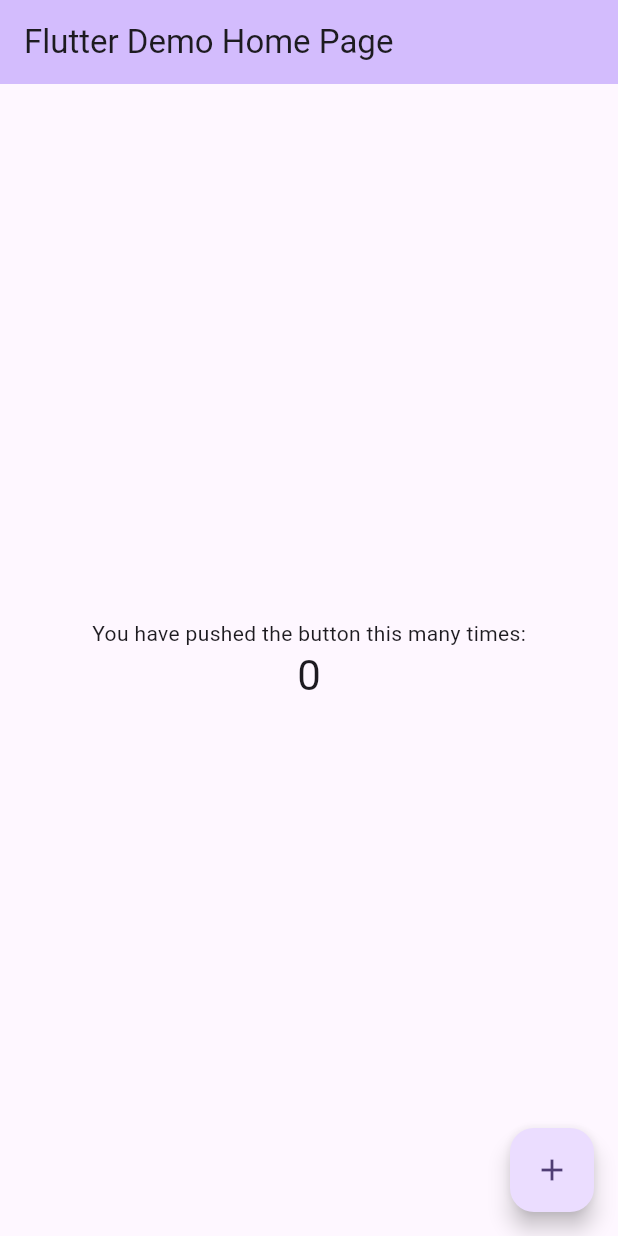
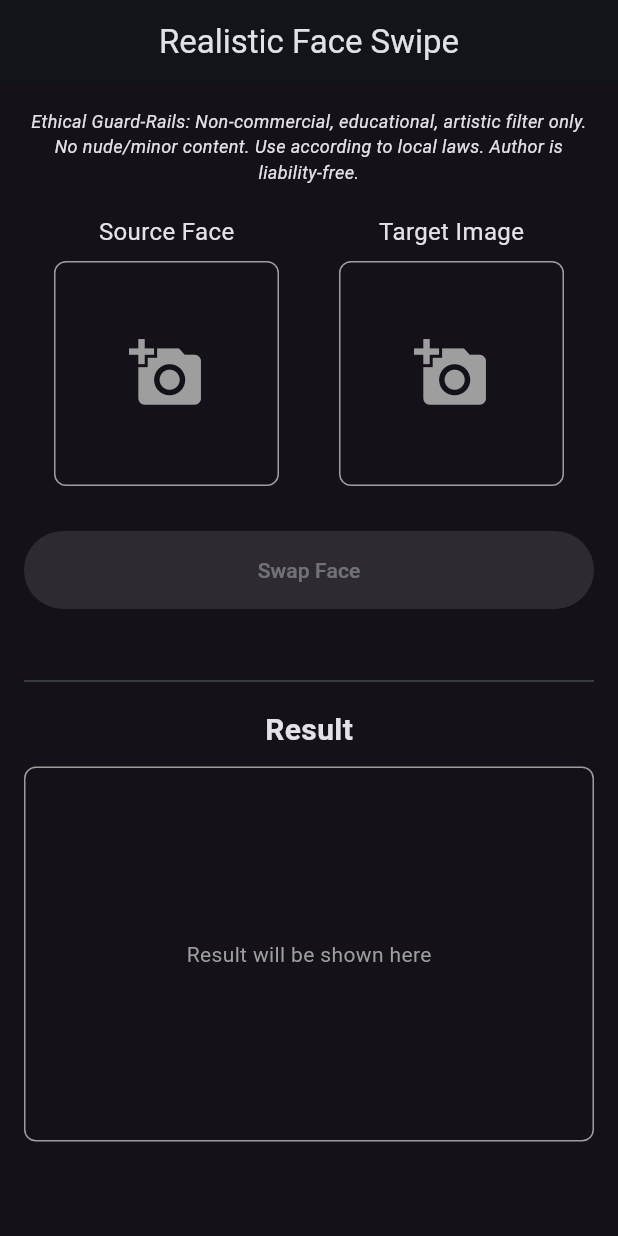
Before and after one commit to could-ai/019a5187-22bc-7975-87e2-b43e83c979c8, a Flutter app: the screen it shows after launch, on a phone screen of 412 x 824 dp. Run offline on Flutter 3.47's test engine with Material 3 defaults, Android fonts, the phone set to English and light mode, and no system bars; our stand-ins replace image_picker.

Commit message:
Added a LICENSE file with the MIT License as requested by the user. This ensures that the project's licensing is clear from the outset and aligns with the user's specifications for a non-commercial, educational, and artistic filter.; Added a DISCLAIMER.md file containing the ethical guardrails and liability disclaimers as specified by the user. This addresses the user's requirements for responsible use, including restrictions on content (no nudity, no minors) and a declaration of author liability freedom.; Added the `image_picker` dependency to the `pubspec.yaml` file. This package is essential for enabling users to select images from their device's gallery, which is a core functionality for the face-swapping feature. The version is pinned to `^1.0.4` to ensure stability.; Created a new `home_screen.dart` file to provide the user interface for the face-swapping functionality. This screen includes elements for selecting a source and target image, a button to initiate the swap, and a display area for the result. The face-swapping process is simulated with a delay to mimic a real processing task. Ethical guardrails are prominently displayed as requested.; Updated the `main.dart` file to set `HomeScreen` as the root widget of the application. I also configured a dark theme to provide a more modern and visually appealing user interface, which aligns with the aesthetic of many image-editing applications. The debug banner has been removed for a cleaner look.

```diff
--- a/usr/lib/main.dart
+++ b/usr/lib/main.dart
@@ -1,4 +1,5 @@
 import 'package:flutter/material.dart';
+import 'screens/home_screen.dart';
 
 void main() {
   runApp(const MyApp());
@@ -7,114 +8,25 @@ void main() {
 class MyApp extends StatelessWidget {
   const MyApp({super.key});
 
-  // This widget is the root of your application.
   @override
   Widget build(BuildContext context) {
     return MaterialApp(
-      title: 'Flutter Demo',
+      title: 'Realistic Face Swipe',
       debugShowCheckedModeBanner: false,
-      theme: ThemeData(
-        // This is the theme of your application.
-        //
-        // TRY THIS: Try running your application with "flutter run". You'll see
-        // the application has a purple toolbar. Then, without quitting the app,
-        // try changing the seedColor in the colorScheme below to Colors.green
-        // and then invoke "hot reload" (save your changes or press the "hot
-        // reload" button in a Flutter-supported IDE, or press "r" if you used
-        // the command line to start the app).
-        //
-        // Notice that the counter didn't reset back to zero; the application
-        // state is not lost during the reload. To reset the state, use hot
-        // restart instead.
-        //
-        // This works for code too, not just values: Most code changes can be
-        // tested with just a hot reload.
-        colorScheme: ColorScheme.fromSeed(seedColor: Colors.deepPurple),
+      theme: ThemeData.dark().copyWith(
+        primaryColor: Colors.blue,
+        colorScheme: ColorScheme.fromSeed(
+          seedColor: Colors.blue,
+          brightness: Brightness.dark,
+        ),
+        elevatedButtonTheme: ElevatedButtonThemeData(
+          style: ElevatedButton.styleFrom(
+            backgroundColor: Colors.blue,
+            foregroundColor: Colors.white,
+          ),
+        ),
       ),
-      home: const MyHomePage(title: 'Flutter Demo Home Page'),
+      home: const HomeScreen(),
     );
   }
 }
-
-class MyHomePage extends StatefulWidget {
-  const MyHomePage({super.key, required this.title});
-
-  // This widget is the home page of your application. It is stateful, meaning
-  // that it has a State object (defined below) that contains fields that affect
-  // how it looks.
-
-  // This class is the configuration for the state. It holds the values (in this
-  // case the title) provided by the parent (in this case the App widget) and
-  // used by the build method of the State. Fields in a Widget subclass are
-  // always marked "final".
-
-  final String title;
-
-  @override
-  State<MyHomePage> createState() => _MyHomePageState();
-}
-
-class _MyHomePageState extends State<MyHomePage> {
-  int _counter = 0;
-
-  void _incrementCounter() {
-    setState(() {
-      // This call to setState tells the Flutter framework that something has
-      // changed in this State, which causes it to rerun the build method below
-      // so that the display can reflect the updated values. If we changed
-      // _counter without calling setState(), then the build method would not be
-      // called again, and so nothing would appear to happen.
-      _counter++;
-    });
-  }
-
-  @override
-  Widget build(BuildContext context) {
-    // This method is rerun every time setState is called, for instance as done
-    // by the _incrementCounter method above.
-    //
-    // The Flutter framework has been optimized to make rerunning build methods
-    // fast, so that you can just rebuild anything that needs updating rather
-    // than having to individually change instances of widgets.
-    return Scaffold(
-      appBar: AppBar(
-        // TRY THIS: Try changing the color here to a specific color (to
-        // Colors.amber, perhaps?) and trigger a hot reload to see the AppBar
-        // change color while the other colors stay the same.
-        backgroundColor: Theme.of(context).colorScheme.inversePrimary,
-        // Here we take the value from the MyHomePage object that was created by
-        // the App.build method, and use it to set our appbar title.
-        title: Text(widget.title),
-      ),
-      body: Center(
-        // Center is a layout widget. It takes a single child and positions it
-        // in the middle of the parent.
-        child: Column(
-          // Column is also a layout widget. It takes a list of children and
-          // arranges them vertically. By default, it sizes itself to fit its
-          // children horizontally, and tries to be as tall as its parent.
-          //
-          // Column has various properties to control how it sizes itself and
-          // how it positions its children. Here we use mainAxisAlignment to
-          // center the children vertically; the main axis here is the vertical
-          // axis because Columns are vertical (the cross axis would be
-          // horizontal).
-          //
-          // TRY THIS: Invoke "debug painting" (choose the "Toggle Debug Paint"
-          // action in the IDE, or press "p" in the console), to see the
-          // wireframe for each widget.
-          mainAxisAlignment: MainAxisAlignment.center,
-          children: <Widget>[
-            const Text('You have pushed the button this many times:'),
-            Text('$_counter', style: Theme.of(context).textTheme.headlineMedium),
-          ],
-        ),
-      ),
-      floatingActionButton: FloatingActionButton(
-        onPressed: _incrementCounter,
-        tooltip: 'Increment',
-        child: const Icon(Icons.add),
-      ), // This trailing comma makes auto-formatting nicer for build methods.
-    );
-  }
-}
--- /dev/null
+++ b/usr/lib/screens/home_screen.dart
@@ -0,0 +1,207 @@
+import 'package:flutter/material.dart';
+import 'dart:io';
+import 'package:image_picker/image_picker.dart';
+
+class HomeScreen extends StatefulWidget {
+  const HomeScreen({super.key});
+
+  @override
+  State<HomeScreen> createState() => _HomeScreenState();
+}
+
+class _HomeScreenState extends State<HomeScreen> {
+  File? _sourceImage;
+  File? _targetImage;
+  bool _isSwapping = false;
+
+  final ImagePicker _picker = ImagePicker();
+
+  Future<void> _pickImage(ImageSource source, {required bool isSource}) async {
+    final pickedFile = await _picker.pickImage(source: source);
+
+    if (pickedFile != null) {
+      setState(() {
+        if (isSource) {
+          _sourceImage = File(pickedFile.path);
+        } else {
+          _targetImage = File(pickedFile.path);
+        }
+      });
+    }
+  }
+
+  void _swapFaces() {
+    if (_sourceImage != null && _targetImage != null) {
+      setState(() {
+        _isSwapping = true;
+      });
+
+      // Simulate face swap operation
+      Future.delayed(const Duration(seconds: 2), () {
+        setState(() {
+          _isSwapping = false;
+          // Here you would typically display the result
+          // For now, we'll just show a confirmation
+          ScaffoldMessenger.of(context).showSnackBar(
+            const SnackBar(content: Text('Face swap complete! (simulation)')),
+          );
+        });
+      });
+    }
+  }
+
+  @override
+  Widget build(BuildContext context) {
+    return Scaffold(
+      appBar: AppBar(
+        title: const Text('Realistic Face Swipe'),
+        centerTitle: true,
+      ),
+      body: SingleChildScrollView(
+        child: Padding(
+          padding: const EdgeInsets.all(16.0),
+          child: Column(
+            crossAxisAlignment: CrossAxisAlignment.stretch,
+            children: [
+              const Text(
+                'Ethical Guard-Rails: Non-commercial, educational, artistic filter only. No nude/minor content. Use according to local laws. Author is liability-free.',
+                textAlign: TextAlign.center,
+                style: TextStyle(fontSize: 12, fontStyle: FontStyle.italic),
+              ),
+              const SizedBox(height: 20),
+              Row(
+                mainAxisAlignment: MainAxisAlignment.spaceAround,
+                children: [
+                  _buildImagePicker(
+                    title: 'Source Face',
+                    image: _sourceImage,
+                    onTap: () => _pickImage(ImageSource.gallery, isSource: true),
+                  ),
+                  _buildImagePicker(
+                    title: 'Target Image',
+                    image: _targetImage,
+                    onTap: () =>
+                        _pickImage(ImageSource.gallery, isSource: false),
+                  ),
+                ],
+              ),
+              const SizedBox(height: 30),
+              ElevatedButton(
+                onPressed: (_sourceImage != null && _targetImage != null && !_isSwapping)
+                    ? _swapFaces
+                    : null,
+                style: ElevatedButton.styleFrom(
+                  padding: const EdgeInsets.symmetric(vertical: 16),
+                ),
+                child: _isSwapping
+                    ? const CircularProgressIndicator(color: Colors.white)
+                    : const Text('Swap Face'),
+              ),
+              const SizedBox(height: 20),
+              if (_isSwapping)
+                const Center(child: Text('Processing...')),
+              const SizedBox(height: 20),
+              const Divider(),
+              const SizedBox(height: 10),
+              const Center(
+                child: Text(
+                  'Result',
+                  style: TextStyle(fontSize: 20, fontWeight: FontWeight.bold),
+                ),
+              ),
+              const SizedBox(height: 10),
+              _buildResultImage(),
+            ],
+          ),
+        ),
+      ),
+    );
+  }
+
+  Widget _buildImagePicker(
+      {required String title, File? image, required VoidCallback onTap}) {
+    return Column(
+      children: [
+        Text(title, style: const TextStyle(fontSize: 16)),
+        const SizedBox(height: 8),
+        GestureDetector(
+          onTap: onTap,
+          child: Container(
+            width: 150,
+            height: 150,
+            decoration: BoxDecoration(
+              border: Border.all(color: Colors.grey),
+              borderRadius: BorderRadius.circular(8),
+            ),
+            child: image != null
+                ? ClipRRect(
+                    borderRadius: BorderRadius.circular(8),
+                    child: Image.file(image, fit: BoxFit.cover),
+                  )
+                : const Icon(Icons.add_a_photo, size: 50, color: Colors.grey),
+          ),
+        ),
+      ],
+    );
+  }
+
+  Widget _buildResultImage() {
+    if (_isSwapping) {
+      return const SizedBox(
+        width: 250,
+        height: 250,
+        child: Center(child: CircularProgressIndicator()),
+      );
+    }
+
+    if (_targetImage != null && !_isSwapping) {
+      return Center(
+        child: Container(
+          width: 250,
+          height: 250,
+          decoration: BoxDecoration(
+            border: Border.all(color: Colors.grey),
+            borderRadius: BorderRadius.circular(8),
+          ),
+          child: Stack(
+            fit: StackFit.expand,
+            children: [
+              ClipRRect(
+                borderRadius: BorderRadius.circular(8.0),
+                child: Image.file(_targetImage!, fit: BoxFit.cover),
+              ),
+              if (_sourceImage != null)
+                Center(
+                  child: Container(
+                    width: 100,
+                    height: 100,
+                    decoration: BoxDecoration(
+                      border: Border.all(color: Colors.red, width: 2),
+                      image: DecorationImage(
+                        image: FileImage(_sourceImage!),
+                        fit: BoxFit.cover,
+                      ),
+                      shape: BoxShape.circle,
+                    ),
+                  ),
+                ),
+            ],
+          ),
+        ),
+      );
+    } else {
+      return Container(
+        width: 250,
+        height: 250,
+        decoration: BoxDecoration(
+          border: Border.all(color: Colors.grey),
+          borderRadius: BorderRadius.circular(8),
+        ),
+        child: const Center(
+          child: Text('Result will be shown here',
+              style: TextStyle(color: Colors.grey)),
+        ),
+      );
+    }
+  }
+}
```
Also changed, not shown: usr/pubspec.yaml (+2 -70 lines), 2 other files.
